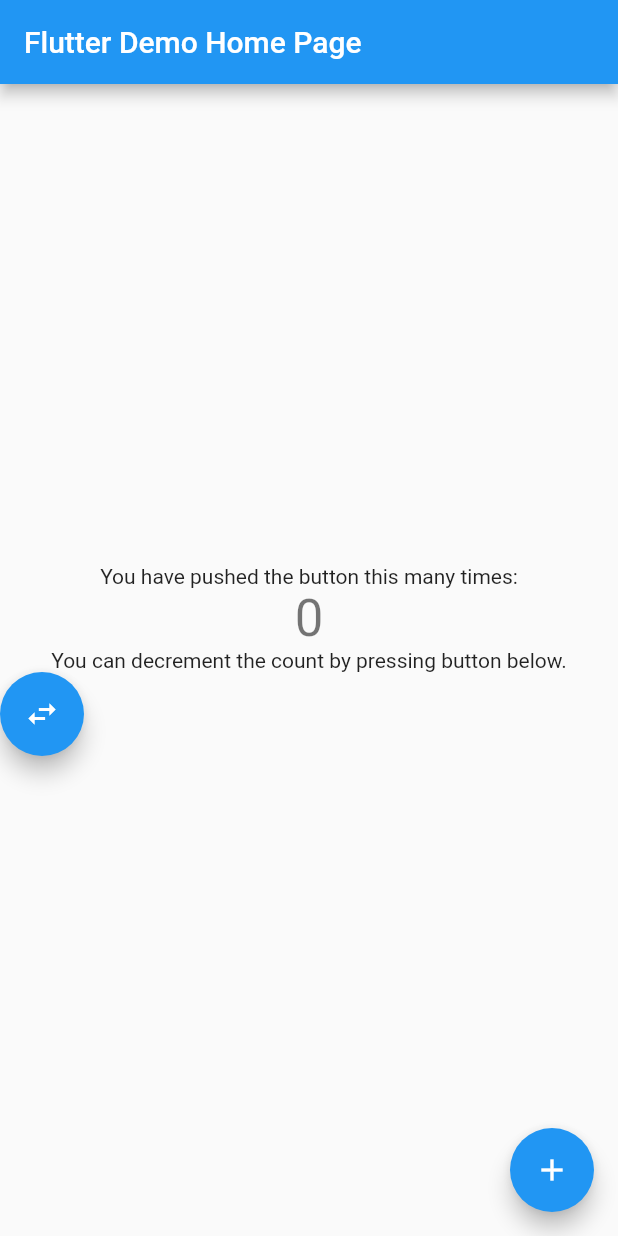
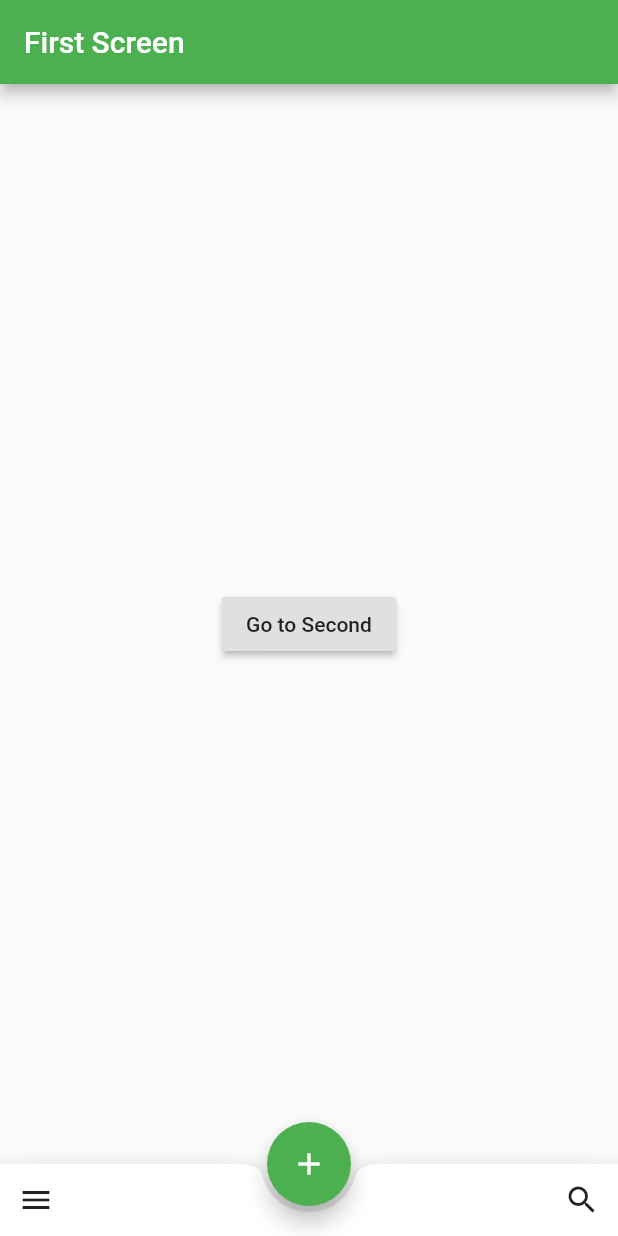
Before and after one commit to teslatickles/hello_flutter, a Flutter app: the screen it shows after launch, on a phone screen of 412 x 824 dp. Run offline on Flutter 3.47's test engine with Material 2 defaults, Android fonts, the phone set to English and light mode, and no system bars.

Commit message:
add fancy bottom bar

```diff
--- a/lib/main.dart
+++ b/lib/main.dart
@@ -1,128 +1,141 @@
 import 'package:flutter/material.dart';
 
-void main() => runApp(MyApp());
+main() => runApp(CameraApp());
 
-class MyApp extends StatelessWidget {
-  // This widget is the root of your application.
+class CameraApp extends StatelessWidget {
   @override
   Widget build(BuildContext context) {
     return MaterialApp(
-      title: 'Flutter Demo',
+      title: "Hunter's Dream",
       theme: ThemeData(
-        // This is the theme of your application.
-        //
-        // Try running your application with "flutter run". You'll see the
-        // application has a blue toolbar. Then, without quitting the app, try
-        // changing the primarySwatch below to Colors.green and then invoke
-        // "hot reload" (press "r" in the console where you ran "flutter run",
-        // or simply save your changes to "hot reload" in a Flutter IDE).
-        // Notice that the counter didn't reset back to zero; the application
-        // is not restarted.
-        primarySwatch: Colors.blue,
+        primarySwatch: Colors.green,
       ),
-      home: MyHomePage(title: 'Flutter Demo Home Page'),
+      home: FirstScreen(),
     );
   }
 }
 
-class MyHomePage extends StatefulWidget {
-  MyHomePage({Key key, this.title}) : super(key: key);
-
-  // This widget is the home page of your application. It is stateful, meaning
-  // that it has a State object (defined below) that contains fields that affect
-  // how it looks.
-
-  // This class is the configuration for the state. It holds the values (in this
-  // case the title) provided by the parent (in this case the App widget) and
-  // used by the build method of the State. Fields in a Widget subclass are
-  // always marked "final".
-
-  final String title;
-
-  @override
-  _MyHomePageState createState() => _MyHomePageState();
-}
-
-class _MyHomePageState extends State<MyHomePage> {
-  int _counter = 0;
-
-  void _incrementCounter() {
-    setState(() {
-      // This call to setState tells the Flutter framework that something has
-      // changed in this State, which causes it to rerun the build method below
-      // so that the display can reflect the updated values. If we changed
-      // _counter without calling setState(), then the build method would not be
-      // called again, and so nothing would appear to happen.
-      _counter++;
-    });
-  }
-
-  void _decrementCounter() {
-    setState(() {
-      _counter--;
-    });
-  }
-
+class FirstScreen extends StatelessWidget {
   @override
   Widget build(BuildContext context) {
-    // This method is rerun every time setState is called, for instance as done
-    // by the _incrementCounter method above.
-    //
-    // The Flutter framework has been optimized to make rerunning build methods
-    // fast, so that you can just rebuild anything that needs updating rather
-    // than having to individually change instances of widgets.
     return Scaffold(
       appBar: AppBar(
-        // Here we take the value from the MyHomePage object that was created by
-        // the App.build method, and use it to set our appbar title.
-        title: Text(widget.title),
+        title: const Text('First Screen'),
       ),
-      body: Center(
-        // Center is a layout widget. It takes a single child and positions it
-        // in the middle of the parent.
-        child: Column(
-          // Column is also layout widget. It takes a list of children and
-          // arranges them vertically. By default, it sizes itself to fit its
-          // children horizontally, and tries to be as tall as its parent.
-          //
-          // Invoke "debug painting" (press "p" in the console, choose the
-          // "Toggle Debug Paint" action from the Flutter Inspector in Android
-          // Studio, or the "Toggle Debug Paint" command in Visual Studio Code)
-          // to see the wireframe for each widget.
-          //
-          // Column has various properties to control how it sizes itself and
-          // how it positions its children. Here we use mainAxisAlignment to
-          // center the children vertically; the main axis here is the vertical
-          // axis because Columns are vertical (the cross axis would be
-          // horizontal).
-          mainAxisAlignment: MainAxisAlignment.center,
+      floatingActionButtonLocation: FloatingActionButtonLocation.centerDocked,
+      floatingActionButton: FloatingActionButton(
+        child: Icon(Icons.add),
+        onPressed: () {},
+      ),
+      bottomNavigationBar: BottomAppBar(
+        shape: CircularNotchedRectangle(),
+        notchMargin: 4.0,
+        child: Row(
+          mainAxisSize: MainAxisSize.max,
+          mainAxisAlignment: MainAxisAlignment.spaceBetween,
           children: <Widget>[
-            Text(
-              'You have pushed the button this many times:',
+            IconButton(
+              icon: Icon(Icons.menu),
+              onPressed: () {},
             ),
-            Text(
-              '$_counter',
-              style: Theme.of(context).textTheme.display1,
-            ),
-            Text(
-              'You can decrement the count by pressing button below.',
-            ),
-             Align(
-               alignment: FractionalOffset.bottomLeft,
-               child: FloatingActionButton(
-              onPressed: _decrementCounter,
-              tooltip: 'Decrement',
-              child: Icon(Icons.swap_horiz),
-              ),
-            ),
+            IconButton(
+              icon: Icon(Icons.search),
+              onPressed: () {},
+            )
           ],
         ),
       ),
-      floatingActionButton: FloatingActionButton(
-        onPressed: _incrementCounter,
-        tooltip: 'Increment',
-        child: Icon(Icons.add),
-      ), // This trailing comma makes auto-formatting nicer for build methods.
+      body: Center(
+        child: RaisedButton(
+          child: const Text(
+            'Go to Second',
+          ),
+          onPressed: () {
+            Navigator.of(context)
+                .push(MaterialPageRoute(builder: (_) => SecondScreen()));
+          },
+        ),
+      ),
     );
   }
 }
+
+class SecondScreen extends StatelessWidget {
+  @override
+  Widget build(BuildContext context) {
+    return Scaffold(
+      appBar: AppBar(
+        title: const Text('Second Screen'),
+      ),
+      floatingActionButtonLocation: FloatingActionButtonLocation.centerDocked,
+      floatingActionButton: FloatingActionButton(
+        child: Icon(Icons.add),
+        onPressed: () {},
+      ),
+      bottomNavigationBar: BottomAppBar(
+        shape: CircularNotchedRectangle(),
+        notchMargin: 4.0,
+        child: Row(
+          mainAxisSize: MainAxisSize.max,
+          mainAxisAlignment: MainAxisAlignment.spaceBetween,
+          children: <Widget>[
+            IconButton(
+              icon: Icon(Icons.menu),
+              onPressed: () {},
+            ),
+            IconButton(
+              icon: Icon(Icons.search),
+              onPressed: () {},
+            )
+          ],
+        ),
+      ),
+      body: Center(
+        child: RaisedButton(
+          child: const Text('Go to Third'),
+          onPressed: () => Navigator.of(context)
+              .push(MaterialPageRoute(builder: (_) => ThirdScreen())),
+        ),
+      ),
+    );
+  }
+}
+
+class ThirdScreen extends StatelessWidget {
+  @override
+  Widget build(BuildContext context) {
+    return Scaffold(
+        appBar: AppBar(
+          title: Text('Third Screen'),
+        ),
+        floatingActionButtonLocation: FloatingActionButtonLocation.centerDocked,
+        floatingActionButton: FloatingActionButton(
+          child: Icon(Icons.add),
+          onPressed: () {},
+        ),
+        bottomNavigationBar: BottomAppBar(
+          shape: CircularNotchedRectangle(),
+          notchMargin: 4.0,
+          child: Row(
+            mainAxisSize: MainAxisSize.max,
+            mainAxisAlignment: MainAxisAlignment.spaceBetween,
+            children: <Widget>[
+              IconButton(
+                icon: Icon(Icons.menu),
+                onPressed: () {},
+              ),
+              IconButton(
+                icon: Icon(Icons.search),
+                onPressed: () {},
+              )
+            ],
+          ),
+        ),
+        body: Center(
+            child: RaisedButton(
+          child: Text('Go to First'),
+          onPressed: () => Navigator.of(context)
+              .push(MaterialPageRoute(builder: (_) => FirstScreen())),
+        )));
+  }
+}
```
Also changed, not shown: 1 other file.
